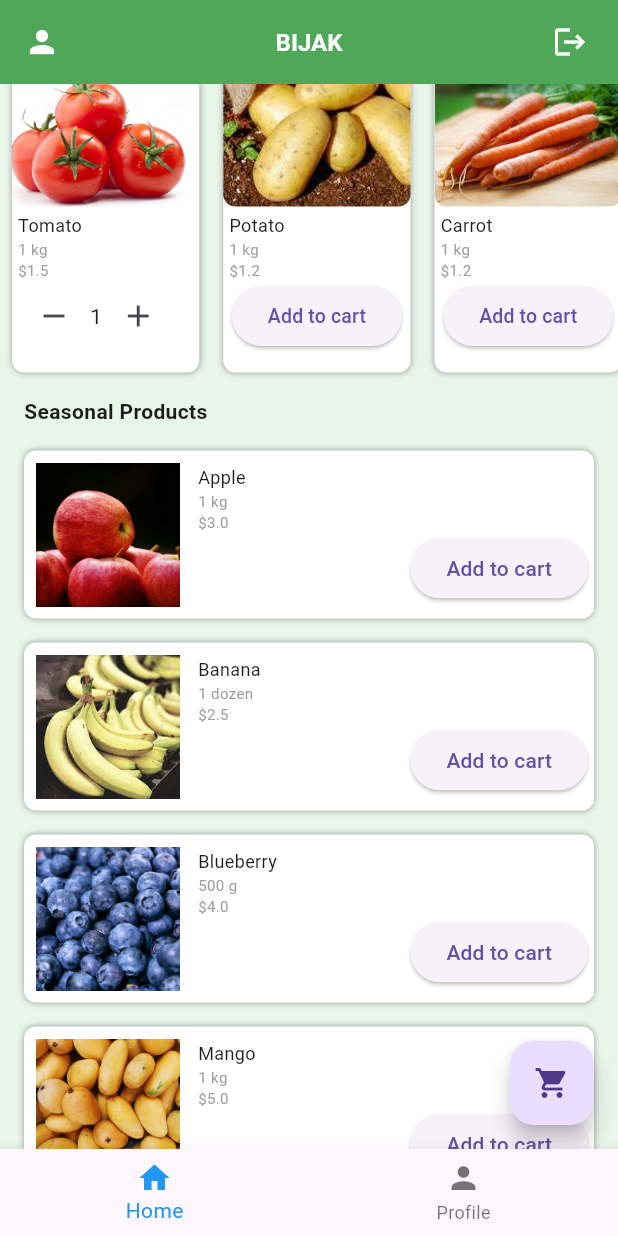
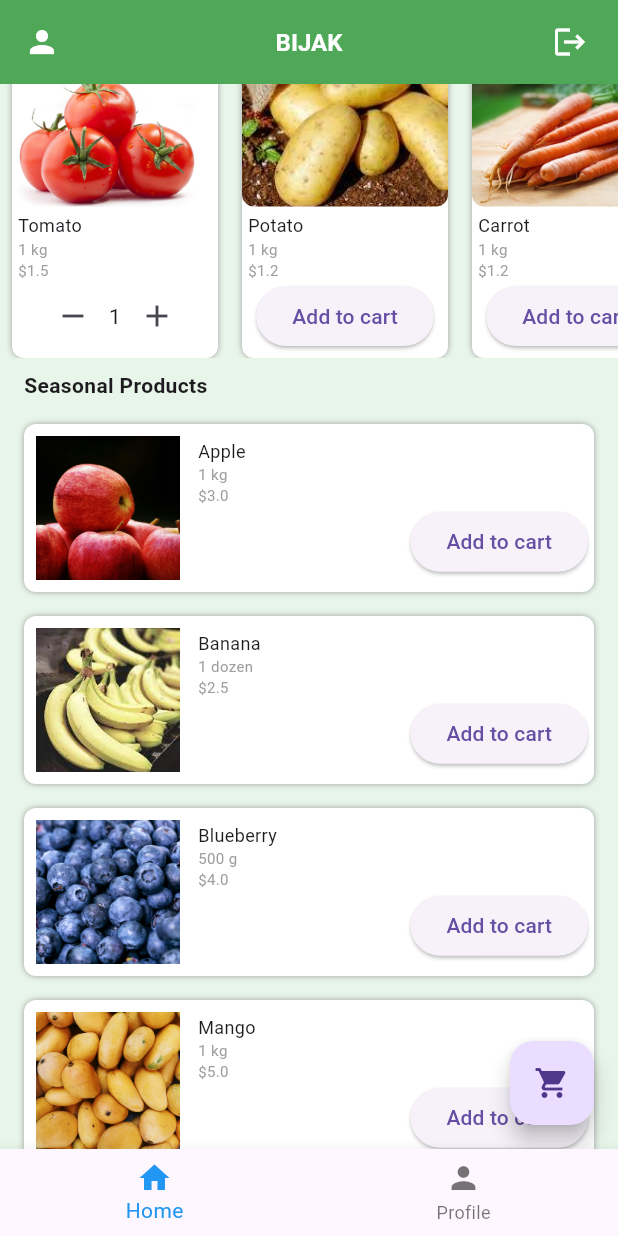
Before and after one commit to Harshsachan/bijak_app, a Flutter app: the screen it shows after launch, scrolled down 576 dp, after a tap on "Add to cart", on a phone screen of 412 x 824 dp. Run offline on Flutter 3.47's test engine with Material 3 defaults, Android fonts, the phone set to English and light mode, and no system bars; drawn by our look-alikes of auto_size_text; our stand-ins replace confetti, get, shared_preferences, shimmer.

Commit message:
"V-1.0.1"

```diff
--- /dev/null
+++ b/lib/module/commons/widget/add_to_cart_btn.dart
@@ -0,0 +1,16 @@
+import 'package:auto_size_text/auto_size_text.dart';
+import 'package:flutter/material.dart';
+
+class AddToCartButton extends StatelessWidget {
+  final VoidCallback onPressed;
+
+  AddToCartButton({required this.onPressed});
+
+  @override
+  Widget build(BuildContext context) {
+    return ElevatedButton(
+      onPressed: onPressed,
+      child: const AutoSizeText('Add to cart', maxLines: 1),
+    );
+  }
+}
--- /dev/null
+++ b/lib/module/commons/widget/inc_dec_btn.dart
@@ -0,0 +1,31 @@
+import 'package:flutter/material.dart';
+
+class IncrementDecrementRow extends StatelessWidget {
+  final int cartQuantity;
+  final VoidCallback onIncrement;
+  final VoidCallback onDecrement;
+
+  IncrementDecrementRow({
+    required this.cartQuantity,
+    required this.onIncrement,
+    required this.onDecrement,
+  });
+
+  @override
+  Widget build(BuildContext context) {
+    return Row(
+      mainAxisSize: MainAxisSize.min,
+      children: [
+        IconButton(
+          icon: const Icon(Icons.remove),
+          onPressed: onDecrement,
+        ),
+        Text('$cartQuantity'),
+        IconButton(
+          icon: const Icon(Icons.add),
+          onPressed: onIncrement,
+        ),
+      ],
+    );
+  }
+}
--- a/lib/module/home/controller/home_controller.dart
+++ b/lib/module/home/controller/home_controller.dart
@@ -18,7 +18,7 @@ class HomeController extends BaseController {
     super.onInit();
     startAutoScroll();
     // Simulate a delay to fetch data
-    Future.delayed(Duration(seconds: 5), () {
+    Future.delayed(Duration(seconds: 1), () {
       isLoading.value = false;
       categories.value = dummyData;
       recentlyOrdered.value = dummyData.expand((category) => category.products).take(5).toList();
--- a/lib/module/home/screen/home_screen.dart
+++ b/lib/module/home/screen/home_screen.dart
@@ -1,12 +1,16 @@
 // home_page.dart
 
 
+import 'package:Bijak/module/commons/widget/add_to_cart_btn.dart';
+import 'package:Bijak/module/commons/widget/inc_dec_btn.dart';
 import 'package:auto_size_text/auto_size_text.dart';
 import 'package:Bijak/module/commons/widget/app_bar.dart';
 import 'package:Bijak/module/home/controller/home_controller.dart';
 import 'package:Bijak/module/cart/screen/cart_page.dart';
 import 'package:Bijak/module/product/screen/product_screen.dart';
+import 'package:flutter/cupertino.dart';
 import 'package:flutter/material.dart';
+import 'package:flutter/widgets.dart';
 import 'package:get/get.dart';
 import 'package:shimmer/shimmer.dart';
 
@@ -196,29 +200,26 @@ class HomePage extends StatelessWidget {
     );
   }
 
-  Widget buildRecentOrder(double height,double width){
-    return SizedBox(
-      height: height/3.7,
-      child: ListView.builder(
-        scrollDirection: Axis.horizontal,
-        itemCount: homeController.recentlyOrdered.length,
-        itemBuilder: (context, index) {
-          final product = homeController.recentlyOrdered[index];
+  Widget buildRecentOrder(double height, double width) {
+    return SingleChildScrollView(
+      scrollDirection: Axis.horizontal,
+      child: Row(
+        children: homeController.recentlyOrdered.map((product) {
           bool isInCart = homeController.cartItems.any((item) => item.id == product.id);
           int cartQuantity = isInCart ? homeController.cartItems.firstWhere((item) => item.id == product.id).quantity : 0;
           return GestureDetector(
-            onTap: ()async{
-              var result = await Get.to(()=>ProductDetailPage(product: product),transition: Transition.rightToLeftWithFade);
-              if(result!=null){
+            onTap: () async {
+              var result = await Get.to(() => ProductDetailPage(product: product), transition: Transition.rightToLeftWithFade);
+              if (result != null) {
                 homeController.cartItems.value = result;
                 homeController.saveCartData();
               }
             },
             child: Padding(
-              padding: const EdgeInsets.all(8.0),
+              padding: const EdgeInsets.only(top: 8.0,left:8.0 ,right: 8.0),
               child: Container(
-                width: width/3.3,
-                decoration:  BoxDecoration(
+                width: width / 3,
+                decoration: BoxDecoration(
                   color: Colors.white,
                   borderRadius: BorderRadius.circular(8.0),
                   boxShadow: [const BoxShadow(color: Colors.grey, blurRadius: 3.0)],
@@ -228,9 +229,8 @@ class HomePage extends StatelessWidget {
                   children: [
                     ClipRRect(
                       borderRadius: BorderRadius.circular(8),
-                      child:  Image.asset(product.image, height: 96.0, width: double.infinity, fit: BoxFit.cover),
+                      child: Image.asset(product.image, height: 96.0, width: double.infinity, fit: BoxFit.cover),
                     ),
-
                     Padding(
                       padding: const EdgeInsets.all(4.0),
                       child: Column(
@@ -239,34 +239,45 @@ class HomePage extends StatelessWidget {
                           Text(product.name, style: const TextStyle(fontSize: 12.0), maxLines: 1),
                           Text(product.weight, style: const TextStyle(fontSize: 10.0, color: Colors.grey)),
                           Text('\$${product.price}', style: const TextStyle(fontSize: 10.0, color: Colors.grey)),
-                          isInCart ?
-                          Row(
-                            mainAxisSize: MainAxisSize.min,
-                            children: [
-                              IconButton(
-                                icon: const Icon(Icons.remove),
-                                onPressed: () {
-                                  homeController.removeFromCart(product);
-                                },
-                              ),
-                              Text('$cartQuantity'),
-                              IconButton(
-                                icon: const Icon(Icons.add),
-                                onPressed: () {
-                                  homeController.addToCart(product);
-                                },
-                              ),
-                            ],
-                          ):
                           Align(
                             alignment: Alignment.bottomCenter,
-                            child: Container(
-                              child: ElevatedButton(
-                                onPressed: () { homeController.addToCart(product);},
-                                child: const AutoSizeText('Add to cart',maxLines: 1,),
-                              ),
+                            child: isInCart ?IncrementDecrementRow(
+                              cartQuantity: cartQuantity,
+                              onIncrement: () => homeController.addToCart(product),
+                              onDecrement: () => homeController.removeFromCart(product),
+                            ):AddToCartButton(
+                              onPressed: () => homeController.addToCart(product),
                             ),
                           ),
+                          // isInCart
+                          //     ? Row(
+                          //   mainAxisSize: MainAxisSize.min,
+                          //   children: [
+                          //     IconButton(
+                          //       icon: const Icon(Icons.remove),
+                          //       onPressed: () {
+                          //         homeController.removeFromCart(product);
+                          //       },
+                          //     ),
+                          //     Text('$cartQuantity'),
+                          //     IconButton(
+                          //       icon: const Icon(Icons.add),
+                          //       onPressed: () {
+                          //         homeController.addToCart(product);
+                          //       },
+                          //     ),
+                          //   ],
+                          // )
+                          //     : Align(
+                          //   alignment: Alignment.bottomCenter,
+                          //   child: ElevatedButton(
+                          //     onPressed: () {
+                          //       homeController.addToCart(product);
+                          //     },
+                          //     child: const AutoSizeText('Add to cart', maxLines: 1),
+                          //   ),
+                          // ),
+
                         ],
                       ),
                     ),
@@ -275,7 +286,7 @@ class HomePage extends StatelessWidget {
               ),
             ),
           );
-        },
+        }).toList(),
       ),
     );
   }
@@ -320,35 +331,46 @@ class HomePage extends StatelessWidget {
                           Text(product.name, style: const TextStyle(fontSize: 12.0), maxLines: 1),
                           Text(product.weight, style: const TextStyle(fontSize: 10.0, color: Colors.grey)),
                           Text('\$${product.price}', style: const TextStyle(fontSize: 10.0, color: Colors.grey)),
-                          isInCart?
                           Align(
                             alignment: Alignment.bottomRight,
-                            child: Row(
-                              mainAxisSize: MainAxisSize.min,
-                              children: [
-                                IconButton(
-                                  icon: const Icon(Icons.remove),
-                                  onPressed: () {
-                                    homeController.removeFromCart(product);
-                                  },
-                                ),
-                                Text('$cartQuantity'),
-                                IconButton(
-                                  icon: const Icon(Icons.add),
-                                  onPressed: () {
-                                    homeController.addToCart(product);
-                                  },
-                                ),
-                              ],
-                            ),
-                          ):
-                          Align(
-                            alignment: Alignment.bottomRight,
-                            child: ElevatedButton(
-                              onPressed: () { homeController.addToCart(product);},
-                              child: const AutoSizeText('Add to cart',maxLines: 1,),
+                            child: isInCart ?IncrementDecrementRow(
+                              cartQuantity: cartQuantity,
+                              onIncrement: () => homeController.addToCart(product),
+                              onDecrement: () => homeController.removeFromCart(product),
+                            ):AddToCartButton(
+                              onPressed: () => homeController.addToCart(product),
                             ),
                           ),
+
+                          // isInCart?
+                          // Align(
+                          //   alignment: Alignment.bottomRight,
+                          //   child: Row(
+                          //     mainAxisSize: MainAxisSize.min,
+                          //     children: [
+                          //       IconButton(
+                          //         icon: const Icon(Icons.remove),
+                          //         onPressed: () {
+                          //           homeController.removeFromCart(product);
+                          //         },
+                          //       ),
+                          //       Text('$cartQuantity'),
+                          //       IconButton(
+                          //         icon: const Icon(Icons.add),
+                          //         onPressed: () {
+                          //           homeController.addToCart(product);
+                          //         },
+                          //       ),
+                          //     ],
+                          //   ),
+                          // ):
+                          // Align(
+                          //   alignment: Alignment.bottomRight,
+                          //   child: ElevatedButton(
+                          //     onPressed: () { homeController.addToCart(product);},
+                          //     child: const AutoSizeText('Add to cart',maxLines: 1,),
+                          //   ),
+                          // ),
                         ],
                       ),
                     ),
```
Also changed, not shown: lib/module/product/screen/product_screen.dart (+10 -23 lines).
